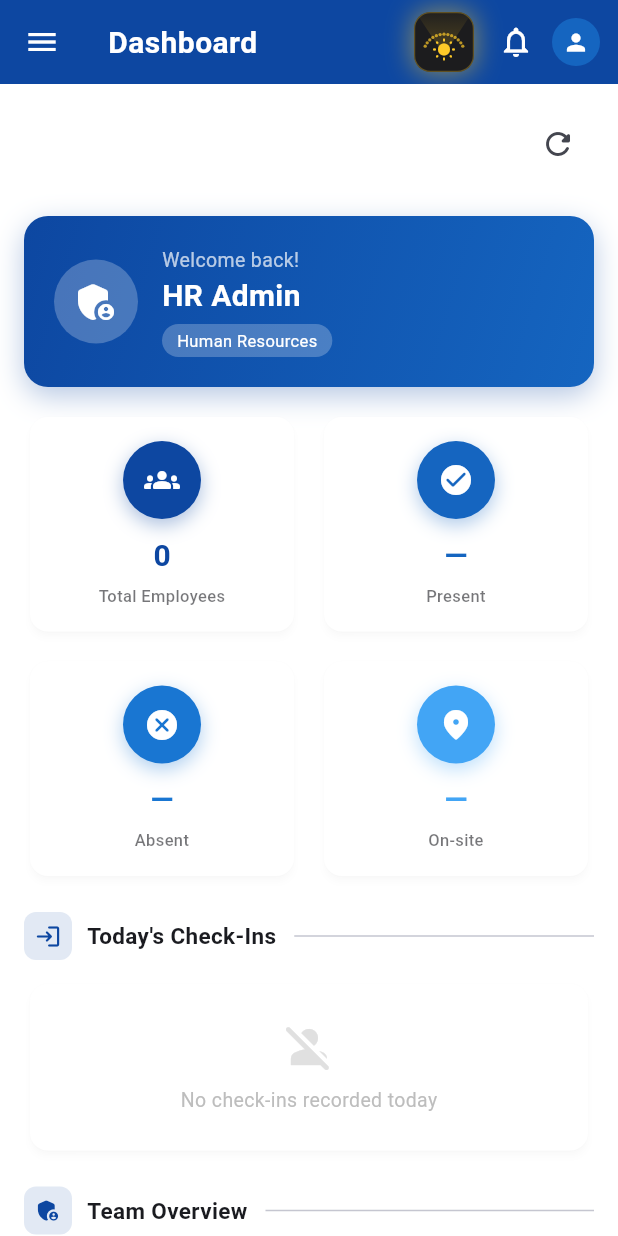
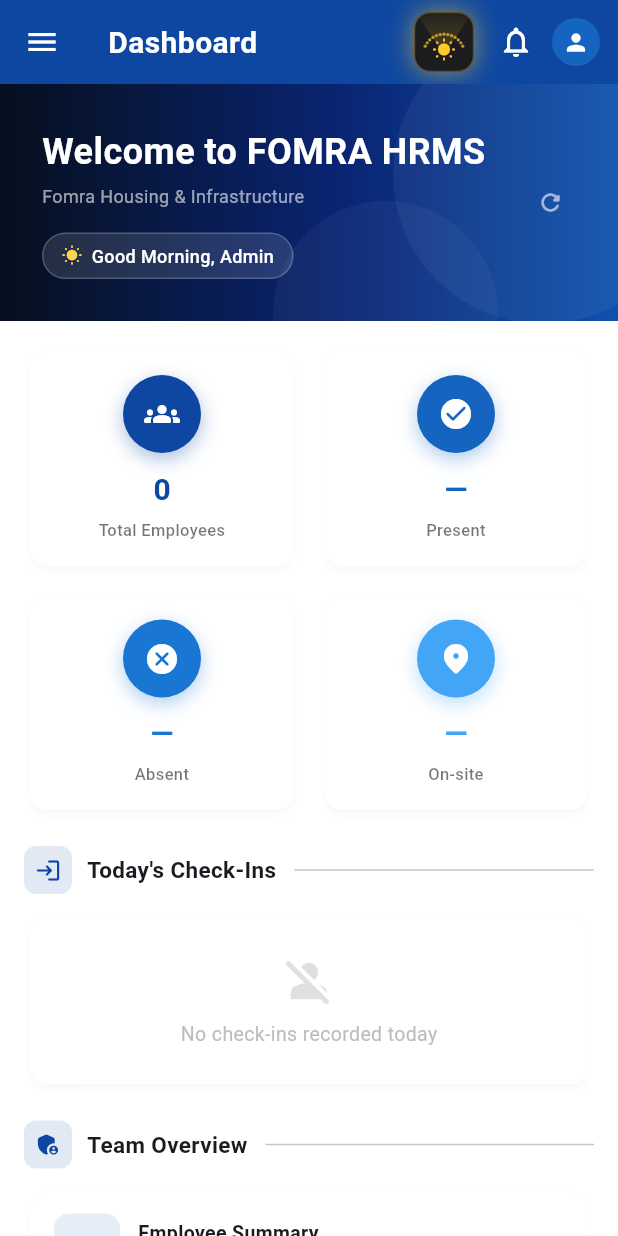
Before and after one commit to internfomrahousing-oss/fomrahrms, a Flutter app: the DashboardPage screen opened by its route, on a phone screen of 412 x 824 dp. Run offline on Flutter 3.47's test engine with Material 3 defaults, Android fonts, the phone set to English and light mode, and no system bars; our stand-ins replace geolocator, go_router, shared_preferences, supabase_flutter; missing offline and left inert: dart:html, dart:ui_web; accounts and stored records are empty.

Commit message:
Add branded gradient top bar and welcome banner to all shells
- ShellTopBar: dark navy gradient header with FOMRA HRMS logo,
  live ticking clock (HH:MM:SS AM/PM + date), theme toggle,
  and user initial avatar across all 4 shell wide layouts
- LiveClock: timer-based widget updating every second
- WelcomeBanner: full-width gradient hero on HR dashboard with
  'Welcome to FOMRA HRMS', greeting chip (Good Morning/Afternoon/Evening)
  and user name; replaces old welcome card

Co-Authored-By: Claude Sonnet 4.6 <noreply@anthropic.com>

```diff
--- a/lib/pages/dashboard_page.dart
+++ b/lib/pages/dashboard_page.dart
@@ -2,6 +2,7 @@ import 'package:flutter/material.dart';
 import 'package:go_router/go_router.dart';
 import '../models/attendance_store.dart';
 import '../services/user_store.dart';
+import '../widgets/welcome_banner.dart';
 
 class _Section {
   final String title;
@@ -85,85 +86,21 @@ class _DashboardPageState extends State<DashboardPage> {
     return Material(
       color: null,
       child: SingleChildScrollView(
-        padding: EdgeInsets.all(pad),
         child: Column(
           crossAxisAlignment: CrossAxisAlignment.start,
           children: [
-            // Header
-            Row(mainAxisAlignment: MainAxisAlignment.spaceBetween, children: [
-              if (!narrow)
-                Column(crossAxisAlignment: CrossAxisAlignment.start, children: [
-                  Text('Dashboard',
-                      style: Theme.of(context).textTheme.headlineMedium),
-                  const SizedBox(height: 4),
-                  Text('FOMRA Housing & Infrastructure HRMS',
-                      style: Theme.of(context).textTheme.bodyMedium),
-                ]),
-              if (narrow) const SizedBox.shrink(),
-              IconButton(
-                tooltip: 'Refresh',
-                icon: const Icon(Icons.refresh_rounded),
-                onPressed: _loadCount,
-              ),
-            ]),
-            const SizedBox(height: 24),
+            // Full-width welcome banner
+            WelcomeBanner(
+              subtitle: 'Fomra Housing & Infrastructure',
+              avatarIcon: Icons.admin_panel_settings_rounded,
+              onRefresh: _loadCount,
+            ),
 
-            // Welcome card
-            Container(
-              width: double.infinity,
-              padding: const EdgeInsets.all(20),
-              decoration: BoxDecoration(
-                gradient: const LinearGradient(
-                  colors: [Color(0xFF0D47A1), Color(0xFF1565C0)],
-                  begin: Alignment.topLeft,
-                  end: Alignment.bottomRight,
-                ),
-                borderRadius: BorderRadius.circular(16),
-                boxShadow: [
-                  BoxShadow(
-                    color: const Color(0xFF0D47A1).withValues(alpha: 0.3),
-                    blurRadius: 16,
-                    offset: const Offset(0, 6),
-                  ),
-                ],
-              ),
-              child: Row(children: [
-                const CircleAvatar(
-                  radius: 28,
-                  backgroundColor: Colors.white24,
-                  child: Icon(Icons.admin_panel_settings_rounded,
-                      color: Colors.white, size: 32),
-                ),
-                const SizedBox(width: 16),
-                Expanded(
-                  child: Column(
-                      crossAxisAlignment: CrossAxisAlignment.start,
-                      children: [
-                    const Text('Welcome back!',
-                        style: TextStyle(color: Colors.white70, fontSize: 13)),
-                    const Text('HR Admin',
-                        style: TextStyle(
-                            color: Colors.white,
-                            fontSize: 20,
-                            fontWeight: FontWeight.bold)),
-                    const SizedBox(height: 4),
-                    Container(
-                      padding: const EdgeInsets.symmetric(
-                          horizontal: 10, vertical: 3),
-                      decoration: BoxDecoration(
-                        color: Colors.white24,
-                        borderRadius: BorderRadius.circular(20),
-                      ),
-                      child: const Text('Human Resources',
-                          style:
-                              TextStyle(color: Colors.white, fontSize: 11)),
-                    ),
-                  ]),
-                ),
-              ]),
-            ),
-            SizedBox(height: narrow ? 16 : 24),
-
+            Padding(
+              padding: EdgeInsets.all(pad),
+              child: Column(
+                crossAxisAlignment: CrossAxisAlignment.start,
+                children: [
             _StatStrip(totalEmployees: _totalEmployees),
             SizedBox(height: narrow ? 20 : 28),
 
@@ -185,6 +122,9 @@ class _DashboardPageState extends State<DashboardPage> {
             const SizedBox(height: 12),
             _PersonalGrid(items: _personalItems),
             const SizedBox(height: 16),
+                ],
+              ),
+            ),
           ],
         ),
       ),
--- /dev/null
+++ b/lib/widgets/welcome_banner.dart
@@ -0,0 +1,180 @@
+import 'dart:async';
+import 'package:flutter/material.dart';
+import '../models/user_session.dart';
+
+class WelcomeBanner extends StatefulWidget {
+  final String subtitle;
+  final IconData avatarIcon;
+  final VoidCallback? onRefresh;
+
+  const WelcomeBanner({
+    super.key,
+    this.subtitle = 'Fomra Housing & Infrastructure',
+    this.avatarIcon = Icons.admin_panel_settings_rounded,
+    this.onRefresh,
+  });
+
+  @override
+  State<WelcomeBanner> createState() => _WelcomeBannerState();
+}
+
+class _WelcomeBannerState extends State<WelcomeBanner> {
+  late DateTime _now;
+  late Timer _timer;
+
+  @override
+  void initState() {
+    super.initState();
+    _now = DateTime.now();
+    // Update greeting at the start of each minute
+    _timer = Timer.periodic(const Duration(minutes: 1),
+        (_) { if (mounted) setState(() => _now = DateTime.now()); });
+  }
+
+  @override
+  void dispose() {
+    _timer.cancel();
+    super.dispose();
+  }
+
+  String get _greeting {
+    final h = _now.hour;
+    if (h < 12) return 'Good Morning';
+    if (h < 17) return 'Good Afternoon';
+    return 'Good Evening';
+  }
+
+  IconData get _greetIcon {
+    final h = _now.hour;
+    if (h < 12) return Icons.wb_sunny_rounded;
+    if (h < 17) return Icons.light_mode_rounded;
+    return Icons.nights_stay_rounded;
+  }
+
+  @override
+  Widget build(BuildContext context) {
+    final name = UserSession.name.isNotEmpty ? UserSession.name : 'Admin';
+    final wide = MediaQuery.of(context).size.width > 500;
+
+    return Container(
+      width: double.infinity,
+      decoration: const BoxDecoration(
+        gradient: LinearGradient(
+          colors: [Color(0xFF060F1E), Color(0xFF0A2472), Color(0xFF0E52AE)],
+          stops: [0.0, 0.55, 1.0],
+          begin: Alignment.centerLeft,
+          end: Alignment.centerRight,
+        ),
+      ),
+      child: Stack(children: [
+        // Decorative background circles
+        Positioned(
+          right: -50,
+          top: -40,
+          child: Container(
+            width: 200,
+            height: 200,
+            decoration: BoxDecoration(
+              shape: BoxShape.circle,
+              color: Colors.white.withValues(alpha: 0.05),
+            ),
+          ),
+        ),
+        Positioned(
+          right: 80,
+          bottom: -70,
+          child: Container(
+            width: 150,
+            height: 150,
+            decoration: BoxDecoration(
+              shape: BoxShape.circle,
+              color: Colors.white.withValues(alpha: 0.04),
+            ),
+          ),
+        ),
+        // Content
+        Padding(
+          padding: const EdgeInsets.fromLTRB(28, 28, 28, 28),
+          child: Row(children: [
+            Expanded(
+              child: Column(
+                crossAxisAlignment: CrossAxisAlignment.start,
+                children: [
+                  const Text(
+                    'Welcome to FOMRA HRMS',
+                    style: TextStyle(
+                      color: Colors.white,
+                      fontSize: 24,
+                      fontWeight: FontWeight.bold,
+                      letterSpacing: 0.3,
+                    ),
+                  ),
+                  const SizedBox(height: 4),
+                  Text(
+                    widget.subtitle,
+                    style: const TextStyle(color: Colors.white60, fontSize: 12),
+                  ),
+                  const SizedBox(height: 16),
+                  // Greeting chip
+                  Container(
+                    padding: const EdgeInsets.symmetric(
+                        horizontal: 12, vertical: 6),
+                    decoration: BoxDecoration(
+                      color: Colors.white.withValues(alpha: 0.12),
+                      borderRadius: BorderRadius.circular(24),
+                      border: Border.all(
+                          color: Colors.white.withValues(alpha: 0.2)),
+                    ),
+                    child: Row(mainAxisSize: MainAxisSize.min, children: [
+                      Icon(_greetIcon,
+                          color: const Color(0xFFFFD54F), size: 14),
+                      const SizedBox(width: 6),
+                      Text(
+                        '$_greeting, $name',
+                        style: const TextStyle(
+                            color: Colors.white,
+                            fontSize: 12,
+                            fontWeight: FontWeight.w500),
+                      ),
+                    ]),
+                  ),
+                ],
+              ),
+            ),
+            // Avatar + refresh
+            if (wide) ...[
+              const SizedBox(width: 16),
+              Container(
+                width: 64,
+                height: 64,
+                decoration: BoxDecoration(
+                  color: Colors.white.withValues(alpha: 0.1),
+                  shape: BoxShape.circle,
+                  border: Border.all(
+                      color: Colors.white.withValues(alpha: 0.2), width: 1.5),
+                ),
+                child: Icon(widget.avatarIcon,
+                    color: Colors.white70, size: 30),
+              ),
+            ],
+            if (widget.onRefresh != null) ...[
+              const SizedBox(width: 8),
+              Tooltip(
+                message: 'Refresh',
+                child: InkWell(
+                  onTap: widget.onRefresh,
+                  borderRadius: BorderRadius.circular(20),
+                  child: const Padding(
+                    padding: EdgeInsets.all(8),
+                    child: Icon(Icons.refresh_rounded,
+                        color: Colors.white60, size: 18),
+                  ),
+                ),
+              ),
+            ],
+          ]),
+        ),
+      ]),
+    );
+  }
+}
```
Also changed, not shown: lib/widgets/app_shell.dart (+4 -20 lines), lib/widgets/employee_shell.dart (+4 -20 lines), lib/widgets/live_clock.dart (added, +63 -0 lines), lib/widgets/management_shell.dart (+4 -20 lines), lib/widgets/manager_shell.dart (+4 -20 lines), lib/widgets/shell_top_bar.dart (added, +98 -0 lines), 4 other files.
